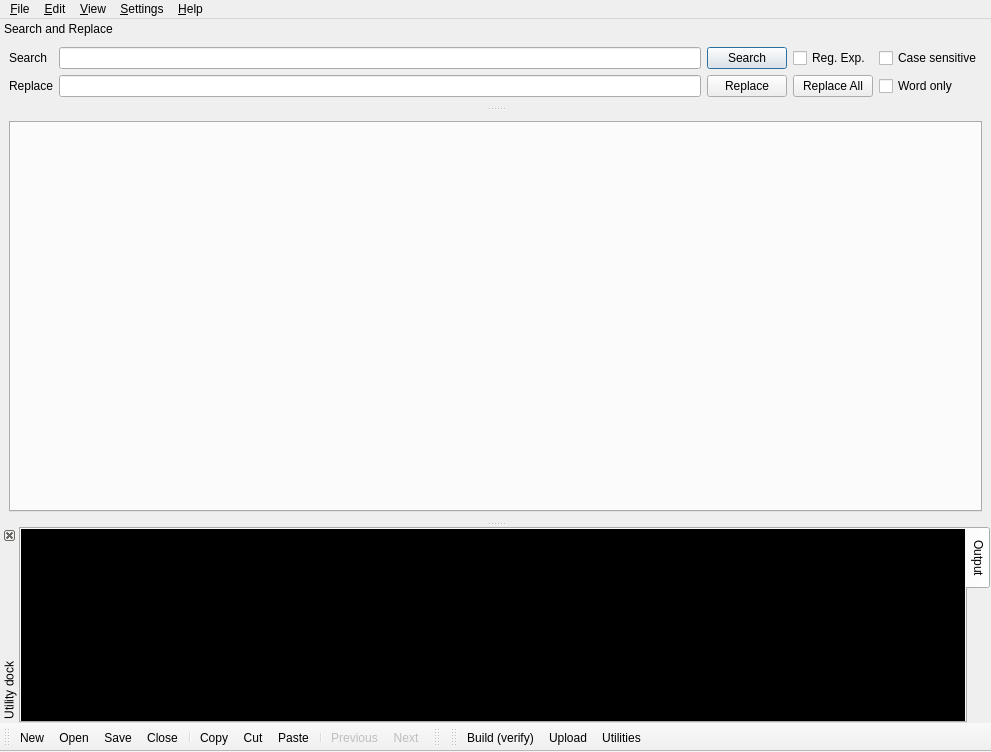
The window that gui/MainWindow.ui (mupuf/arduide) describes before a commit, drawn with Qt 5.
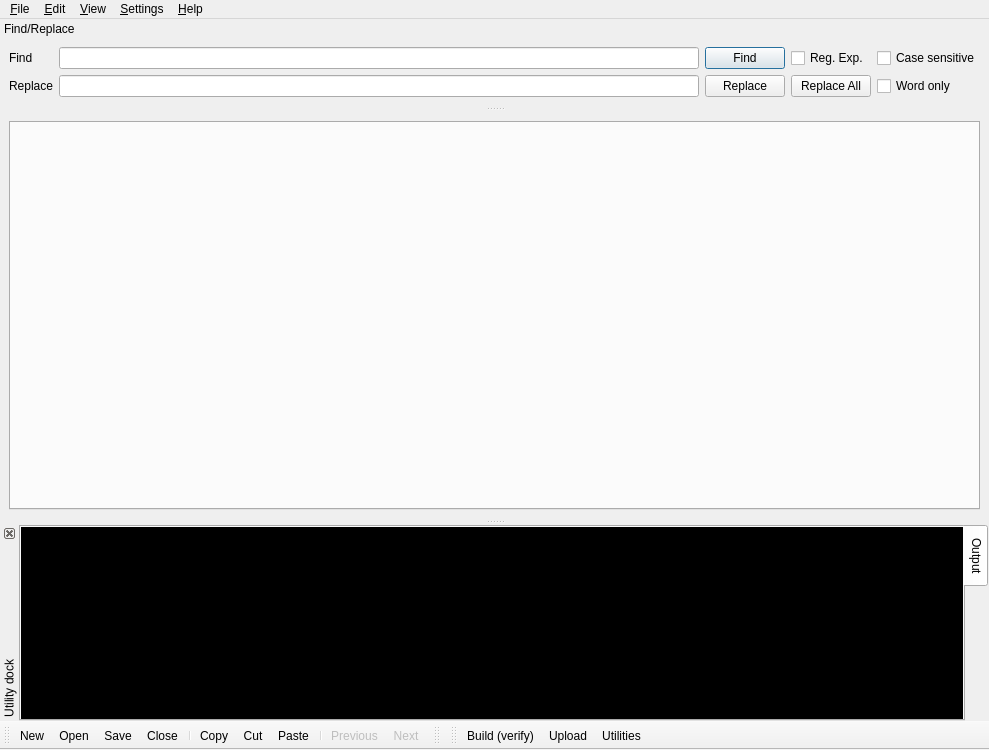
The same window after the commit. Icons and pictures are not drawn. Custom widgets are drawn as their Qt base class.

Commit message: rename "search and replace" into find/replace.

```diff
--- a/gui/MainWindow.ui
+++ b/gui/MainWindow.ui
@@ -6,8 +6,8 @@
    <rect>
     <x>0</x>
     <y>0</y>
-    <width>991</width>
-    <height>752</height>
+    <width>989</width>
+    <height>750</height>
    </rect>
   </property>
   <property name="windowTitle">
@@ -35,7 +35,7 @@
     <rect>
      <x>0</x>
      <y>0</y>
-     <width>991</width>
+     <width>989</width>
      <height>20</height>
     </rect>
    </property>
@@ -237,7 +237,7 @@
     <set>QDockWidget::DockWidgetMovable</set>
    </property>
    <property name="windowTitle">
-    <string>Search and Replace</string>
+    <string>Find/Replace</string>
    </property>
    <attribute name="dockWidgetArea">
     <number>4</number>
@@ -255,7 +255,7 @@
        <item row="0" column="0">
         <widget class="QLabel" name="labelSearch">
          <property name="text">
-          <string>Search</string>
+          <string>Find</string>
          </property>
         </widget>
        </item>
@@ -289,7 +289,7 @@
        <item row="0" column="2">
         <widget class="QPushButton" name="pushSearch">
          <property name="text">
-          <string>Search</string>
+          <string>Find</string>
          </property>
          <property name="default">
           <bool>true</bool>
```
Left out of the diff: 14 changed lines with no effect on the pictures. The commit also changes 5 other files.
